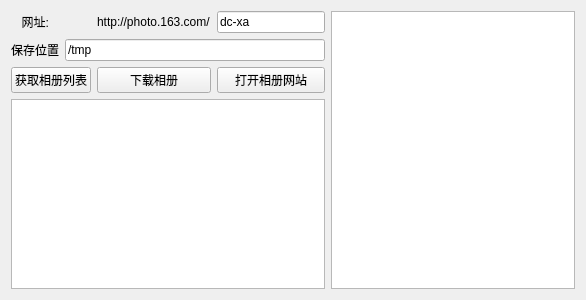
Above: kd163PhotoDownloader.ui from bkdwei/kd163PhotoDownloader before the change. Below: the same form after it.
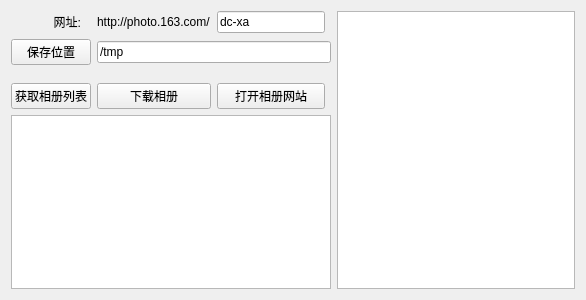
That is the form after the change.

Patch:
```diff
--- a/kd163PhotoDownloader.ui
+++ b/kd163PhotoDownloader.ui
@@ -14,38 +14,7 @@
    <string>网易相册下载工具</string>
   </property>
   <layout class="QGridLayout" name="gridLayout">
-   <item row="2" column="0" colspan="2">
-    <widget class="QPushButton" name="pb_query_list">
-     <property name="text">
-      <string>获取相册列表</string>
-     </property>
-    </widget>
-   </item>
-   <item row="2" column="2">
-    <widget class="QPushButton" name="pb_download_list">
-     <property name="text">
-      <string>下载相册</string>
-     </property>
-    </widget>
-   </item>
-   <item row="2" column="3">
-    <widget class="QPushButton" name="pb_open_website">
-     <property name="text">
-      <string>打开相册网站</string>
-     </property>
-    </widget>
-   </item>
-   <item row="0" column="0">
-    <widget class="QLabel" name="lb_url">
-     <property name="text">
-      <string>网址:   </string>
-     </property>
-     <property name="alignment">
-      <set>Qt::AlignRight|Qt::AlignTrailing|Qt::AlignVCenter</set>
-     </property>
-    </widget>
-   </item>
-   <item row="3" column="0" colspan="4">
+   <item row="5" column="0" colspan="5">
     <widget class="QTextBrowser" name="tb_result">
      <property name="html">
       <string>&lt;!DOCTYPE HTML PUBLIC &quot;-//W3C//DTD HTML 4.0//EN&quot; &quot;http://www.w3.org/TR/REC-html40/strict.dtd&quot;&gt;
@@ -59,34 +28,7 @@
      </property>
     </widget>
    </item>
-   <item row="0" column="3">
-    <widget class="QLineEdit" name="le_blog_name">
-     <property name="sizePolicy">
-      <sizepolicy hsizetype="Minimum" vsizetype="Fixed">
-       <horstretch>0</horstretch>
-       <verstretch>0</verstretch>
-      </sizepolicy>
-     </property>
-     <property name="text">
-      <string>dc-xa</string>
-     </property>
-    </widget>
-   </item>
-   <item row="0" column="2">
-    <widget class="QLabel" name="lb_host">
-     <property name="text">
-      <string>http://photo.163.com/</string>
-     </property>
-    </widget>
-   </item>
-   <item row="1" column="0">
-    <widget class="QLabel" name="lb_path">
-     <property name="text">
-      <string>保存位置</string>
-     </property>
-    </widget>
-   </item>
-   <item row="0" column="4" rowspan="4">
+   <item row="0" column="6" rowspan="6">
     <widget class="QListWidget" name="lw_list">
      <property name="sizePolicy">
       <sizepolicy hsizetype="Maximum" vsizetype="Expanding">
@@ -111,13 +53,71 @@
      </property>
     </widget>
    </item>
-   <item row="1" column="1" colspan="3">
+   <item row="1" column="2" colspan="3">
     <widget class="QLineEdit" name="le_path">
      <property name="text">
       <string>/tmp</string>
      </property>
     </widget>
    </item>
+   <item row="1" column="0" colspan="2">
+    <widget class="QPushButton" name="pb_save_path">
+     <property name="text">
+      <string>保存位置</string>
+     </property>
+    </widget>
+   </item>
+   <item row="0" column="1">
+    <widget class="QLabel" name="lb_url">
+     <property name="text">
+      <string>网址:   </string>
+     </property>
+     <property name="alignment">
+      <set>Qt::AlignRight|Qt::AlignTrailing|Qt::AlignVCenter</set>
+     </property>
+    </widget>
+   </item>
+   <item row="0" column="2">
+    <widget class="QLabel" name="lb_host">
+     <property name="text">
+      <string>http://photo.163.com/</string>
+     </property>
+    </widget>
+   </item>
+   <item row="0" column="3">
+    <widget class="QLineEdit" name="le_blog_name">
+     <property name="sizePolicy">
+      <sizepolicy hsizetype="Minimum" vsizetype="Fixed">
+       <horstretch>0</horstretch>
+       <verstretch>0</verstretch>
+      </sizepolicy>
+     </property>
+     <property name="text">
+      <string>dc-xa</string>
+     </property>
+    </widget>
+   </item>
+   <item row="4" column="0" colspan="2">
+    <widget class="QPushButton" name="pb_query_list">
+     <property name="text">
+      <string>获取相册列表</string>
+     </property>
+    </widget>
+   </item>
+   <item row="4" column="2">
+    <widget class="QPushButton" name="pb_download_list">
+     <property name="text">
+      <string>下载相册</string>
+     </property>
+    </widget>
+   </item>
+   <item row="4" column="3">
+    <widget class="QPushButton" name="pb_open_website">
+     <property name="text">
+      <string>打开相册网站</string>
+     </property>
+    </widget>
+   </item>
   </layout>
  </widget>
  <resources/>
```
